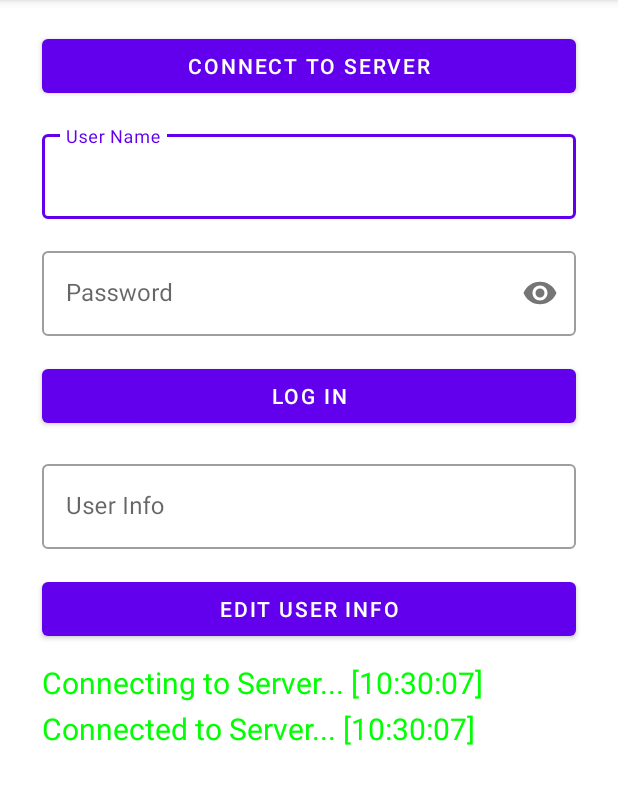
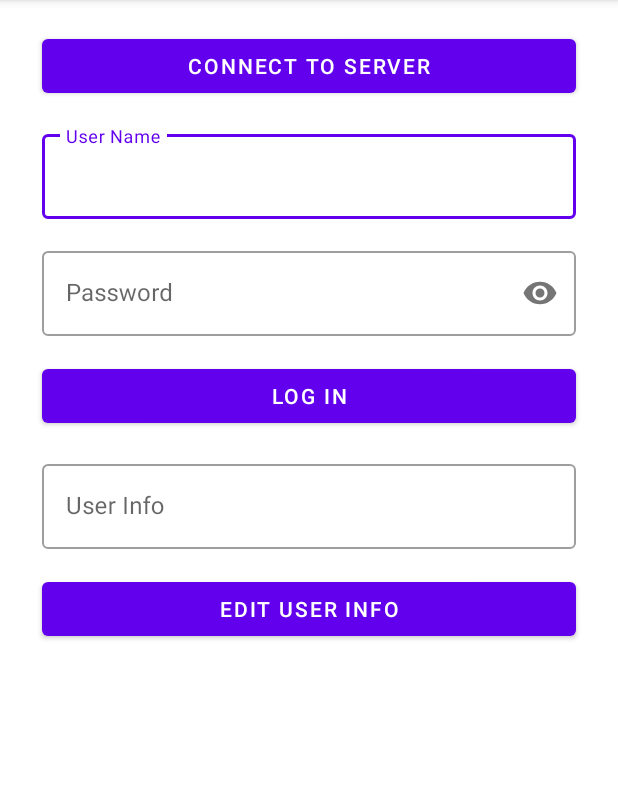
Before and after one commit to maria-in/LogAppClientLaba, an Android app: the screen it shows after launch (MainActivity), after a tap on "CONNECT TO SERVER", on a phone screen of 412 x 824 dp, the part 84-888 px from its top. Run offline under Robolectric (Android 15) with nearby library versions, the phone set to English and light mode, and no system bars.

Commit message:
Edit user operation; Delete unnecessary

```diff
--- a/app/src/main/java/com/hannapapova/clientandroid/MainActivity.java
+++ b/app/src/main/java/com/hannapapova/clientandroid/MainActivity.java
@@ -1,17 +1,14 @@
 package com.hannapapova.clientandroid;
 
-import android.graphics.Color;
+import android.content.Context;
 import android.os.Build;
 import android.os.Bundle;
 import android.os.Handler;
 import android.view.View;
-import android.widget.EditText;
-import android.widget.LinearLayout;
-import android.widget.TextView;
+import android.widget.Toast;
 
 import androidx.annotation.RequiresApi;
 import androidx.appcompat.app.AppCompatActivity;
-import androidx.core.content.ContextCompat;
 
 import com.google.android.material.textfield.TextInputEditText;
 
@@ -23,59 +20,38 @@ import java.io.OutputStreamWriter;
 import java.io.PrintWriter;
 import java.net.InetAddress;
 import java.net.Socket;
-import java.net.UnknownHostException;
-import java.text.SimpleDateFormat;
-import java.util.Base64;
-import java.util.Date;
 
 public class MainActivity extends AppCompatActivity implements View.OnClickListener {
 
     public static final int SERVERPORT = 3003;
 
-    public static final String SERVER_IP = "192.168.0.100";
+    public static final String SERVER_IP = "192.168.100.223";
     private ClientThread clientThread;
     private Thread thread;
-    private LinearLayout msgList;
     private Handler handler;
-    private int clientTextColor;
 
     private TextInputEditText login;
     private TextInputEditText password;
     private TextInputEditText userInfoEdit;
+    private Context context;
 
     @Override
     protected void onCreate(Bundle savedInstanceState) {
         super.onCreate(savedInstanceState);
         setContentView(R.layout.activity_main);
-
         setTitle("Client");
-        clientTextColor = ContextCompat.getColor(this, R.color.green);
+        context = this;
         handler = new Handler();
-        msgList = findViewById(R.id.msgList);
-
         login = findViewById(R.id.userNameEditController);
         password = findViewById(R.id.passwordEditController);
         userInfoEdit = findViewById(R.id.userInfoController);
-
     }
 
-    public TextView textView(String message, int color) {
-        if (null == message || message.trim().isEmpty()) {
-            message = "<Empty Message>";
-        }
-        TextView tv = new TextView(this);
-        tv.setTextColor(color);
-        tv.setText(message + " [" + getTime() + "]");
-        tv.setTextSize(20);
-        tv.setPadding(0, 5, 0, 0);
-        return tv;
-    }
-
-    public void showMessage(final String message, final int color) {
+    public void showToast(String message) {
         handler.post(new Runnable() {
             @Override
             public void run() {
-                msgList.addView(textView(message, color));
+                Toast.makeText(context, message, Toast.LENGTH_SHORT).show();
             }
         });
     }
@@ -83,69 +59,64 @@ public class MainActivity extends AppCompatActivity implements View.OnClickListe
     @RequiresApi(api = Build.VERSION_CODES.O)
     @Override
     public void onClick(View view) {
-
         if (view.getId() == R.id.connect_server) {
-            msgList.removeAllViews();
-            showMessage("Connecting to Server...", clientTextColor);
             clientThread = new ClientThread();
             thread = new Thread(clientThread);
             thread.start();
-            showMessage("Connected to Server...", clientTextColor);
             return;
         }
 
         if (view.getId() == R.id.logInButton) {
             String clientLogin = login.getText().toString().trim();
             String clientPassword = password.getText().toString().trim();
-
-            if (null != clientThread) {
+            if (clientThread != null) {
                 clientThread.sendMessage(authString(clientLogin, clientPassword));
             }
         }
 
-        if (view.getId() == R.id.editButton){
+        if (view.getId() == R.id.editButton) {
             String clientLogin = login.getText().toString().trim();
             String clientEditInfo = userInfoEdit.getText().toString().trim();
-
-            if (null != clientThread) {
+            if (clientThread != null) {
                 clientThread.sendMessage(editString(clientLogin, clientEditInfo));
             }
         }
     }
 
     class ClientThread implements Runnable {
-
         private Socket socket;
         private BufferedReader input;
 
         @Override
         public void run() {
-
             try {
                 InetAddress serverAddr = InetAddress.getByName(SERVER_IP);
                 socket = new Socket(serverAddr, SERVERPORT);
 
                 while (!Thread.currentThread().isInterrupted()) {
-
                     this.input = new BufferedReader(new InputStreamReader(socket.getInputStream()));
                     String message = input.readLine();
                     if (null == message || "Disconnect".contentEquals(message)) {
                         Thread.interrupted();
-                        message = "Server Disconnected.";
-                        showMessage(message, Color.RED);
                         break;
                     }
-                    showMessage("Server: " + message, clientTextColor);
+                    if (message.equals("auth error")) {
+                        showToast("Wrong password or username");
+                    } else {
+                        String operationWord = message.substring(0, message.indexOf(" "));
+                        if (operationWord.equals("auth")) {
+                            String userInfo = message.substring(message.lastIndexOf('{') + 1, message.lastIndexOf('}'));
+                            showToast("Successfully logged in");
+                            handler.post(() -> userInfoEdit.setText(userInfo));
+                        } else if (operationWord.equals("edit")) {
+                            showToast("Info saved");
+                        }
+                    }
                 }
-
-            } catch (UnknownHostException e1) {
-                e1.printStackTrace();
             } catch (IOException e1) {
                 e1.printStackTrace();
             }
-
         }
-
 
         void sendMessage(String message) {
             new Thread(() -> {
@@ -154,7 +125,6 @@ public class MainActivity extends AppCompatActivity implements View.OnClickListe
                         PrintWriter out = new PrintWriter(new BufferedWriter(
                                 new OutputStreamWriter(socket.getOutputStream())),
                                 true);
-
                         out.println(message);
                     }
                 } catch (Exception e) {
@@ -162,12 +132,6 @@ public class MainActivity extends AppCompatActivity implements View.OnClickListe
                 }
             }).start();
         }
-
-    }
-
-    String getTime() {
-        SimpleDateFormat sdf = new SimpleDateFormat("HH:mm:ss");
-        return sdf.format(new Date());
     }
 
     @Override
@@ -179,11 +143,13 @@ public class MainActivity extends AppCompatActivity implements View.OnClickListe
         }
     }
 
-    public static String authString(String username, String password){
-        return "auth {" + username + "}{" + password + "}";
+    public static String authString(String username, String password) {
+        String authString = "auth {" + username + "}{" + password + "}";
+        return authString;
     }
 
-    public static String editString(String username, String editInfo){
-        return "edit {" + username + "}{" + editInfo + "}";
+    public static String editString(String username, String editInfo) {
+        String editString = "edit {" + username + "}{" + editInfo + "}";
+        return editString;
     }
 }
--- a/app/src/main/res/layout/activity_main.xml
+++ b/app/src/main/res/layout/activity_main.xml
@@ -1,7 +1,6 @@
 <?xml version="1.0" encoding="utf-8"?>
 <androidx.constraintlayout.widget.ConstraintLayout xmlns:android="http://schemas.android.com/apk/res/android"
     xmlns:app="http://schemas.android.com/apk/res-auto"
-    xmlns:tools="http://schemas.android.com/tools"
     android:id="@+id/activity_server"
     android:layout_width="match_parent"
     android:layout_height="match_parent"
@@ -62,26 +61,6 @@
             android:inputType="textPassword" />
     </com.google.android.material.textfield.TextInputLayout>
 
-    <ScrollView
-        android:layout_width="match_parent"
-        android:layout_height="0dp"
-        android:layout_marginStart="8dp"
-        android:layout_marginTop="8dp"
-        android:layout_marginEnd="8dp"
-        app:layout_constraintBottom_toBottomOf="parent"
-        app:layout_constraintEnd_toEndOf="parent"
-        app:layout_constraintStart_toStartOf="parent"
-        app:layout_constraintTop_toBottomOf="@+id/editButton">
-
-        <LinearLayout
-            android:id="@+id/msgList"
-            android:layout_width="wrap_content"
-            android:layout_height="wrap_content"
-            android:orientation="vertical" />
-
-    </ScrollView>
-
-
     <Button
         android:id="@+id/logInButton"
         android:layout_width="0dp"
@@ -121,10 +100,10 @@
         android:layout_marginStart="8dp"
         android:layout_marginTop="16dp"
         android:layout_marginEnd="8dp"
+        android:onClick="onClick"
         android:text="Edit User Info"
         app:layout_constraintEnd_toEndOf="parent"
         app:layout_constraintStart_toStartOf="parent"
         app:layout_constraintTop_toBottomOf="@+id/userInfo" />
 
-
 </androidx.constraintlayout.widget.ConstraintLayout>
```
